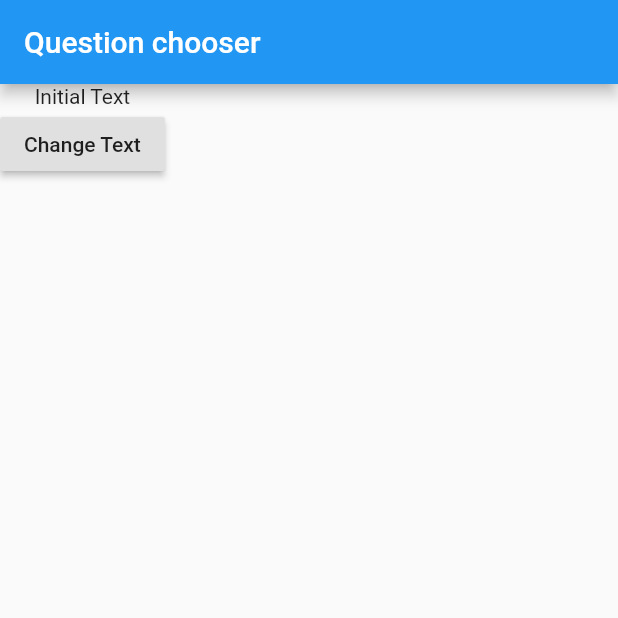
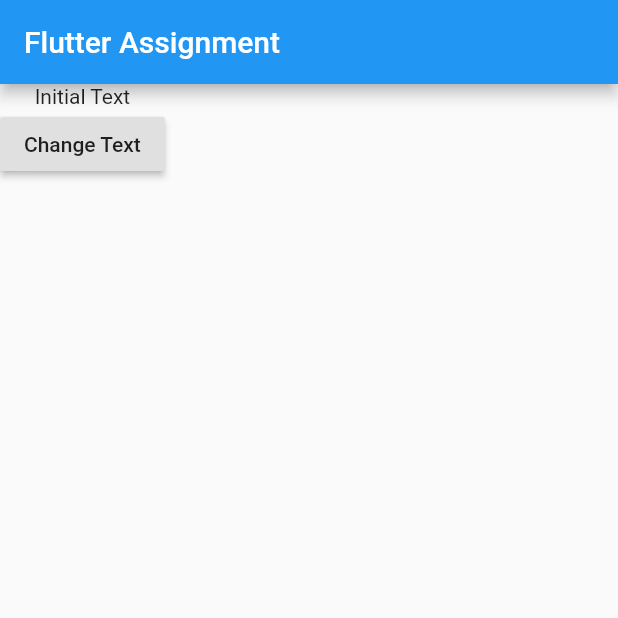
Before and after one commit to infinitizon/udemy_training, a Flutter app: the screen it shows after launch, on a phone screen of 412 x 824 dp, the top half of it. Run offline on Flutter 3.47's test engine with Material 2 defaults, Android fonts, the phone set to English and light mode, and no system bars.

Commit message:
Renamed title

```diff
--- a/lib/main.dart
+++ b/lib/main.dart
@@ -27,7 +27,7 @@ class _MyAppState extends State<MyApp> {
     return MaterialApp(
       home: Scaffold(
           appBar: AppBar(
-            title: Text('Question chooser'),
+            title: Text('Flutter Assignment'),
           ),
           body: Column(
             children: <Widget>[
```
